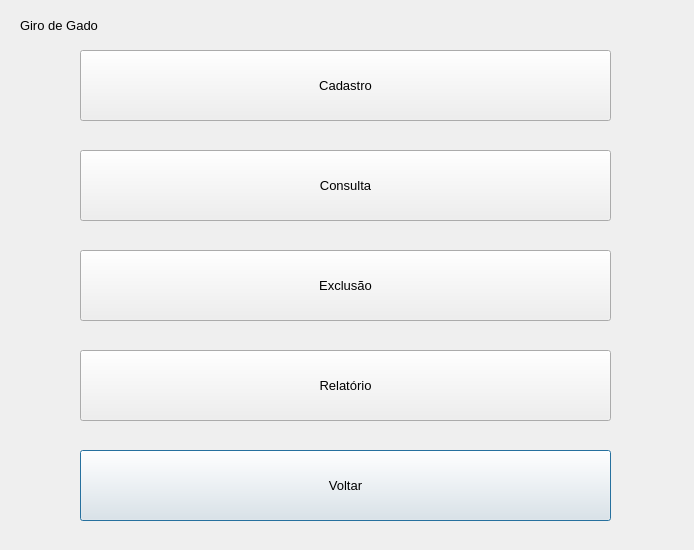
The window that views/financialmanagementscreen.ui (MaceGabriel/GiroDeGado) describes before a commit, drawn with Qt 5.
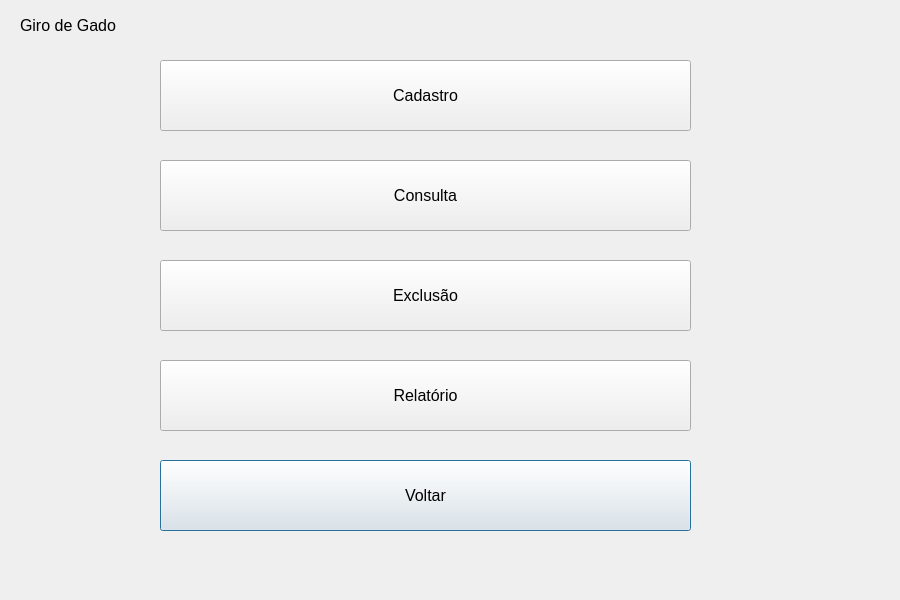
The same window after the commit.

The edit to the form file:
```diff
--- a/views/financialmanagementscreen.ui
+++ b/views/financialmanagementscreen.ui
@@ -6,8 +6,8 @@
    <rect>
     <x>0</x>
     <y>0</y>
-    <width>694</width>
-    <height>550</height>
+    <width>900</width>
+    <height>600</height>
    </rect>
   </property>
   <property name="windowTitle">
@@ -24,7 +24,7 @@
    </property>
    <property name="font">
     <font>
-     <pointsize>10</pointsize>
+     <pointsize>12</pointsize>
     </font>
    </property>
    <property name="text">
@@ -34,15 +34,15 @@
   <widget class="QPushButton" name="backButton">
    <property name="geometry">
     <rect>
-     <x>80</x>
-     <y>450</y>
+     <x>160</x>
+     <y>460</y>
      <width>531</width>
      <height>71</height>
     </rect>
    </property>
    <property name="font">
     <font>
-     <pointsize>10</pointsize>
+     <pointsize>12</pointsize>
     </font>
    </property>
    <property name="text">
@@ -52,15 +52,15 @@
   <widget class="QPushButton" name="reportButton">
    <property name="geometry">
     <rect>
-     <x>80</x>
-     <y>350</y>
+     <x>160</x>
+     <y>360</y>
      <width>531</width>
      <height>71</height>
     </rect>
    </property>
    <property name="font">
     <font>
-     <pointsize>10</pointsize>
+     <pointsize>12</pointsize>
     </font>
    </property>
    <property name="text">
@@ -70,15 +70,15 @@
   <widget class="QPushButton" name="removeButton">
    <property name="geometry">
     <rect>
-     <x>80</x>
-     <y>250</y>
+     <x>160</x>
+     <y>260</y>
      <width>531</width>
      <height>71</height>
     </rect>
    </property>
    <property name="font">
     <font>
-     <pointsize>10</pointsize>
+     <pointsize>12</pointsize>
     </font>
    </property>
    <property name="text">
@@ -88,15 +88,15 @@
   <widget class="QPushButton" name="queryButton">
    <property name="geometry">
     <rect>
-     <x>80</x>
-     <y>150</y>
+     <x>160</x>
+     <y>160</y>
      <width>531</width>
      <height>71</height>
     </rect>
    </property>
    <property name="font">
     <font>
-     <pointsize>10</pointsize>
+     <pointsize>12</pointsize>
     </font>
    </property>
    <property name="text">
@@ -106,15 +106,15 @@
   <widget class="QPushButton" name="registerButton">
    <property name="geometry">
     <rect>
-     <x>80</x>
-     <y>50</y>
+     <x>160</x>
+     <y>60</y>
      <width>531</width>
      <height>71</height>
     </rect>
    </property>
    <property name="font">
     <font>
-     <pointsize>10</pointsize>
+     <pointsize>12</pointsize>
     </font>
    </property>
    <property name="text">
```
